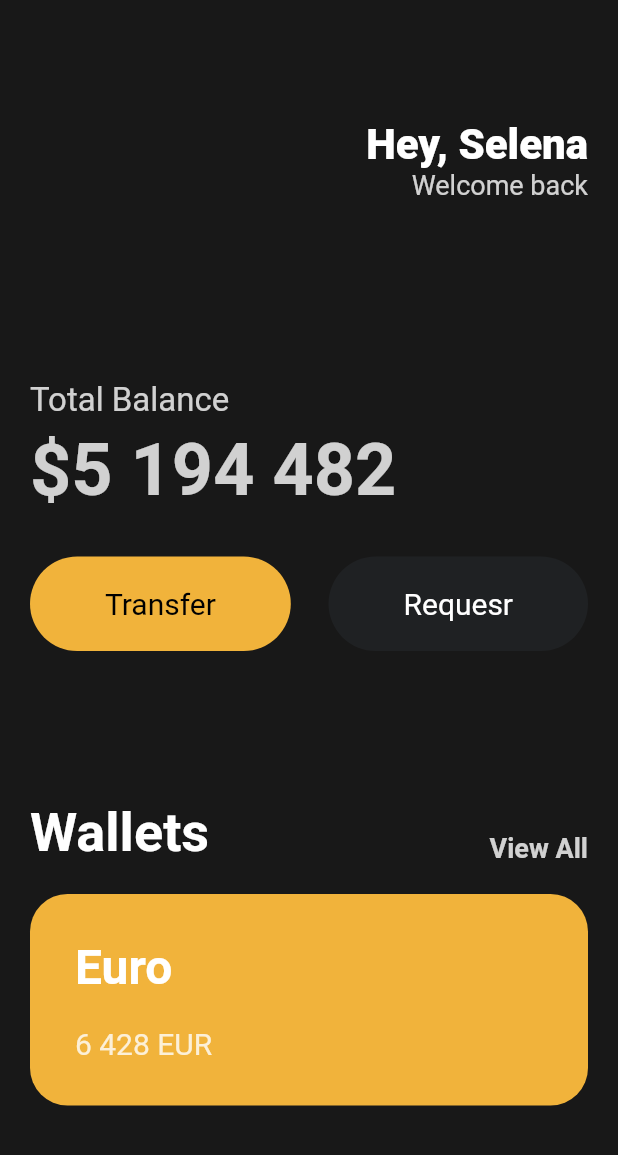
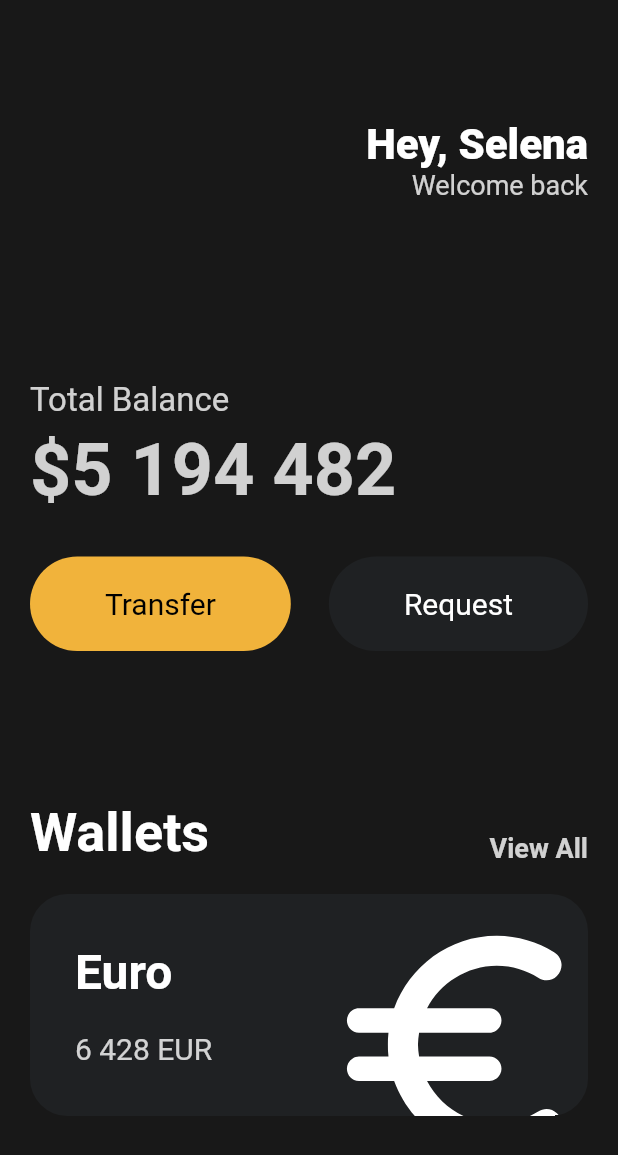
Before and after one commit to kth4249/toonflix, a Flutter app: the screen it shows after launch, on a phone screen of 412 x 824 dp. Shown: the top 1155 px of the screen. Run offline on Flutter 3.47's test engine with Material 2 defaults, Android fonts, the phone set to English and light mode, and no system bars.

Commit message:
3.7 Icons and Transform

```diff
--- a/lib/main.dart
+++ b/lib/main.dart
@@ -85,7 +85,7 @@ class App extends StatelessWidget {
                     textColor: Colors.black,
                   ),
                   Button(
-                    text: 'Requesr',
+                    text: 'Request',
                     bgColor: Color(0xFF1F2123),
                     textColor: Colors.white,
                   ),
@@ -120,13 +120,15 @@ class App extends StatelessWidget {
                 height: 20,
               ),
               Container(
+                clipBehavior: Clip.hardEdge,
                 decoration: BoxDecoration(
-                  color: const Color(0xFFF1B33B),
+                  color: const Color(0xFF1F2123),
                   borderRadius: BorderRadius.circular(25),
                 ),
                 child: Padding(
                   padding: const EdgeInsets.all(30),
                   child: Row(
+                    mainAxisAlignment: MainAxisAlignment.spaceBetween,
                     children: [
                       Column(
                         crossAxisAlignment: CrossAxisAlignment.start,
@@ -162,6 +164,17 @@ class App extends StatelessWidget {
                             ],
                           ),
                         ],
+                      ),
+                      Transform.scale(
+                        scale: 2.2,
+                        child: Transform.translate(
+                          offset: const Offset(-5, 12),
+                          child: const Icon(
+                            Icons.euro_rounded,
+                            color: Colors.white,
+                            size: 88,
+                          ),
+                        ),
                       )
                     ],
                   ),
```
